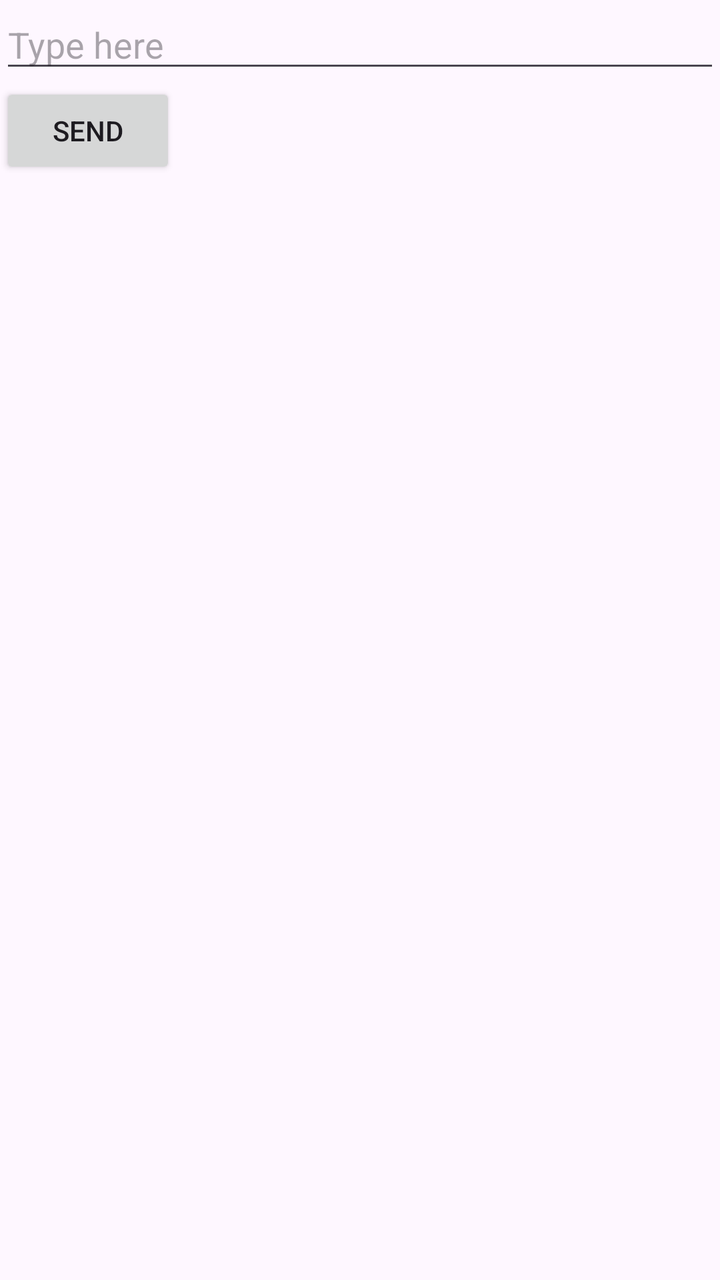
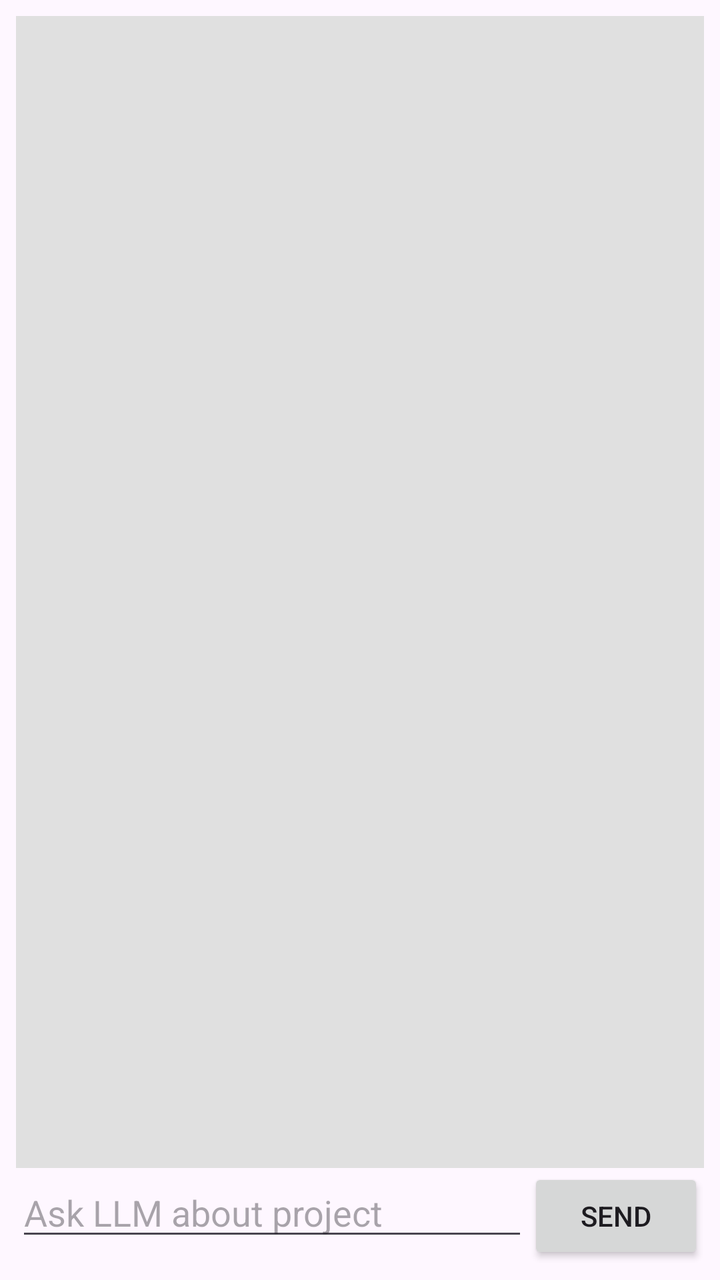

The first picture is an Android layout as it rendered before a commit; the second is the same layout after the commit. The layout source and the unified diff follow.
<!-- AndroidManifest.xml: application theme Theme.LLMCodeAssistant -->
<!-- res/layout/fragment_llm.xml -->
<?xml version="1.0" encoding="utf-8"?>
<LinearLayout xmlns:android="http://schemas.android.com/apk/res/android"
    android:orientation="vertical"
    android:layout_width="match_parent"
    android:layout_height="match_parent">

    <EditText
        android:id="@+id/llmInputText"
        android:layout_width="match_parent"
        android:layout_height="wrap_content"
        android:hint="Type here"/>

    <Button
        android:id="@+id/llmSendButton"
        android:layout_width="wrap_content"
        android:layout_height="wrap_content"
        android:text="Send"/>

    <TextView
        android:id="@+id/llmOutputText"
        android:layout_width="match_parent"
        android:layout_height="wrap_content"
        android:text=""
        android:padding="8dp"/>
</LinearLayout>
<!-- resources referenced by this layout -->
<resources>
  <style name="Theme.LLMCodeAssistant" parent="Theme.Material3.DayNight.NoActionBar">
          <item name="colorPrimary">@color/colorPrimary</item>
          <item name="colorOnPrimary">@color/colorOnPrimary</item>
  
          <item name="colorSecondary">@color/colorSecondary</item>
          <item name="colorOnSecondary">@color/colorOnSecondary</item>
  
          
          <item name="colorBackground">@color/colorBackground</item>
          <item name="colorSurface">@color/colorSurface</item>
  
          <item name="android:statusBarColor">@color/colorPrimaryVariant</item>
      </style>
  <color name="colorPrimary">#1E1E1E</color>
  <color name="colorOnPrimary">#FFFFFF</color>
  <color name="colorSecondary">#0077CC</color>
  <color name="colorOnSecondary">#FFFFFF</color>
  <color name="colorBackground">#F5F5F5</color>
  <color name="colorSurface">#FFFFFF</color>
  <color name="colorPrimaryVariant">#121212</color>
</resources>

<!-- the commit's change to res/layout/fragment_llm.xml (unified diff, before → after) -->
@@ -1,25 +1,36 @@
 <?xml version="1.0" encoding="utf-8"?>
-<LinearLayout xmlns:android="http://schemas.android.com/apk/res/android"
+<LinearLayout
+    xmlns:android="http://schemas.android.com/apk/res/android"
     android:orientation="vertical"
+    android:padding="8dp"
     android:layout_width="match_parent"
     android:layout_height="match_parent">
 
-    <EditText
-        android:id="@+id/llmInputText"
+    <TextView
+        android:id="@+id/chatOutput"
         android:layout_width="match_parent"
-        android:layout_height="wrap_content"
-        android:hint="Type here"/>
+        android:layout_height="0dp"
+        android:layout_weight="1"
+        android:background="#e0e0e0"
+        android:scrollbars="vertical"
+        android:textIsSelectable="true"/>
 
-    <Button
-        android:id="@+id/llmSendButton"
-        android:layout_width="wrap_content"
-        android:layout_height="wrap_content"
-        android:text="Send"/>
+    <LinearLayout
+        android:orientation="horizontal"
+        android:layout_width="match_parent"
+        android:layout_height="wrap_content">
 
-    <TextView
-        android:id="@+id/llmOutputText"
-        android:layout_width="match_parent"
-        android:layout_height="wrap_content"
-        android:text=""
-        android:padding="8dp"/>
+        <EditText
+            android:id="@+id/inputBox"
+            android:layout_width="0dp"
+            android:layout_weight="1"
+            android:layout_height="wrap_content"
+            android:hint="Ask LLM about project"/>
+
+        <Button
+            android:id="@+id/sendBtn"
+            android:layout_width="wrap_content"
+            android:layout_height="wrap_content"
+            android:text="Send"/>
+    </LinearLayout>
 </LinearLayout>
